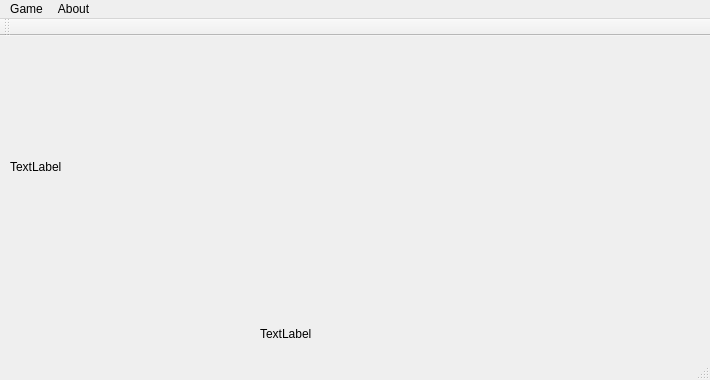
Above: sbattle/mainwindow.ui from mgrunfiter/cjunior-2019 before the change. Below: the same form after it.
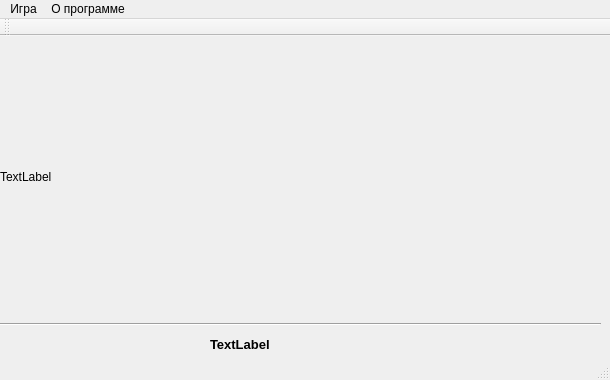
That is the form after the change.

```diff
--- a/sbattle/mainwindow.ui
+++ b/sbattle/mainwindow.ui
@@ -9,7 +9,7 @@
    <rect>
     <x>0</x>
     <y>0</y>
-    <width>710</width>
+    <width>610</width>
     <height>380</height>
    </rect>
   </property>
@@ -21,13 +21,13 @@
   </property>
   <property name="minimumSize">
    <size>
-    <width>710</width>
+    <width>610</width>
     <height>380</height>
    </size>
   </property>
   <property name="maximumSize">
    <size>
-    <width>710</width>
+    <width>610</width>
     <height>380</height>
    </size>
   </property>
@@ -38,12 +38,19 @@
    <widget class="QLabel" name="lbState">
     <property name="geometry">
      <rect>
-      <x>260</x>
-      <y>290</y>
+      <x>210</x>
+      <y>300</y>
       <width>251</width>
       <height>16</height>
      </rect>
     </property>
+    <property name="font">
+     <font>
+      <pointsize>10</pointsize>
+      <weight>75</weight>
+      <bold>true</bold>
+     </font>
+    </property>
     <property name="text">
      <string>TextLabel</string>
     </property>
@@ -51,29 +58,42 @@
    <widget class="QLabel" name="lbBackground">
     <property name="geometry">
      <rect>
-      <x>10</x>
+      <x>0</x>
       <y>0</y>
-      <width>691</width>
-      <height>261</height>
+      <width>601</width>
+      <height>281</height>
      </rect>
     </property>
     <property name="text">
      <string>TextLabel</string>
     </property>
    </widget>
+   <widget class="Line" name="line">
+    <property name="geometry">
+     <rect>
+      <x>0</x>
+      <y>280</y>
+      <width>601</width>
+      <height>16</height>
+     </rect>
+    </property>
+    <property name="orientation">
+     <enum>Qt::Horizontal</enum>
+    </property>
+   </widget>
   </widget>
   <widget class="QMenuBar" name="menuBar">
    <property name="geometry">
     <rect>
      <x>0</x>
      <y>0</y>
-     <width>710</width>
-     <height>20</height>
+     <width>610</width>
+     <height>21</height>
     </rect>
    </property>
    <widget class="QMenu" name="menuGame">
     <property name="title">
-     <string>Game</string>
+     <string>Игра</string>
     </property>
     <addaction name="actionAutoranging"/>
     <addaction name="separator"/>
@@ -83,7 +103,7 @@
    </widget>
    <widget class="QMenu" name="menuAbout">
     <property name="title">
-     <string>About</string>
+     <string>О программе</string>
     </property>
     <addaction name="actionAbout"/>
    </widget>
```
Left out of the diff: 8 changed lines with no effect on the pictures.
